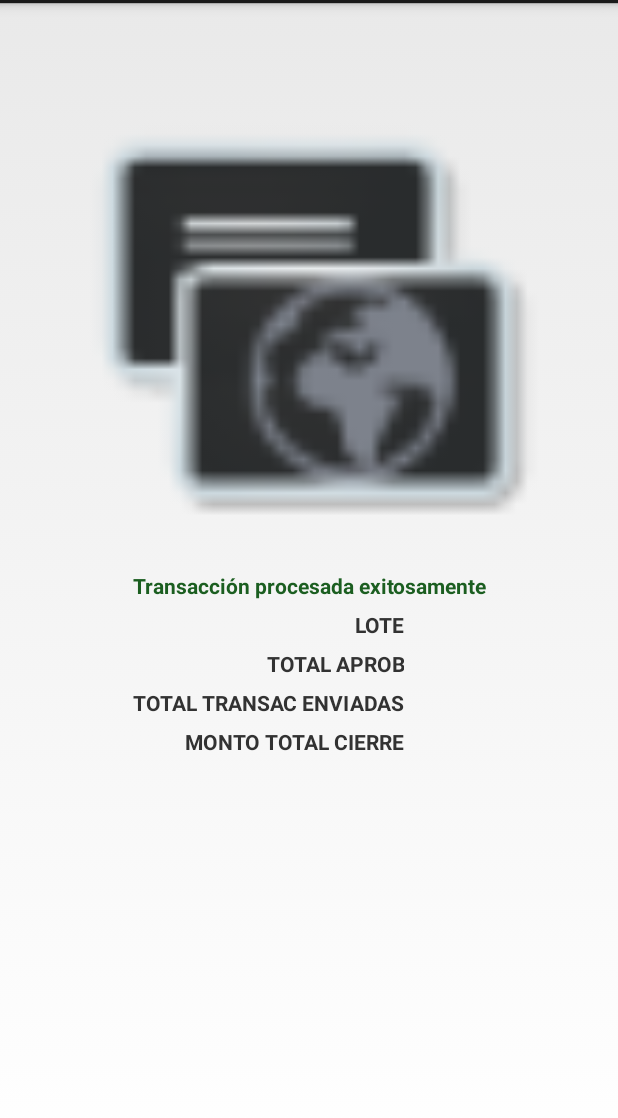
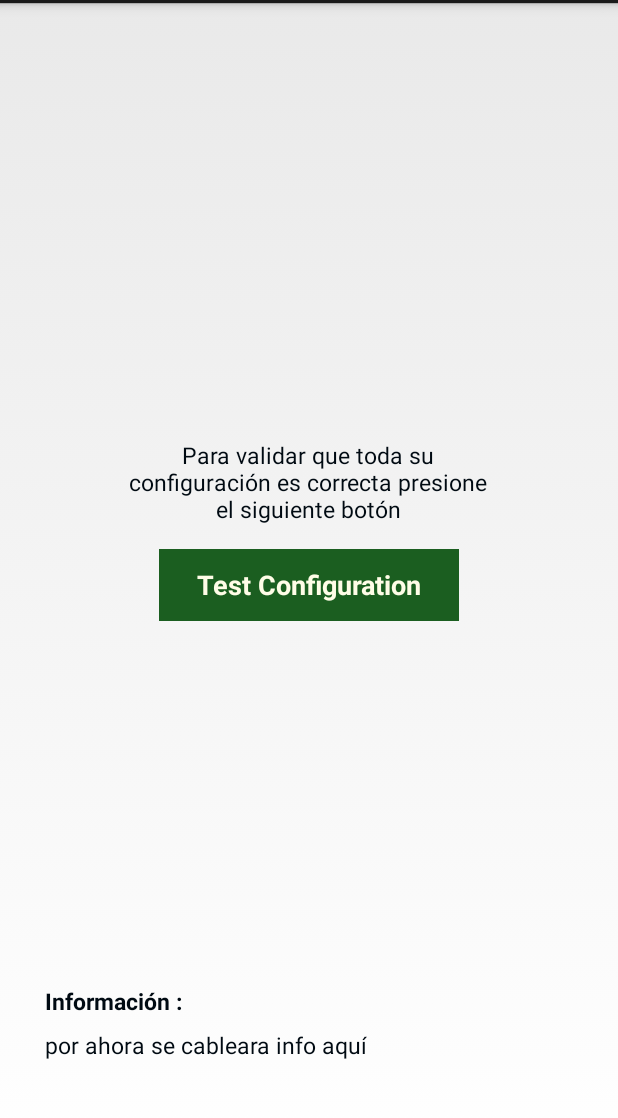
Before and after one commit to Alodiga123/TerminalPosMobile, an Android app: the layout activity_configuration_test.xml on its own in the app's theme, with its tools: preview values and no code run, on a phone screen of 412 x 824 dp, the part 69-1187 px from its top. Run offline under Robolectric (Android 15) with nearby library versions, the phone set to English and light mode, and no system bars.

Commit message:
Layout "activity_configuration_test"

```diff
--- a/app/src/main/res/layout/activity_configuration_test.xml
+++ b/app/src/main/res/layout/activity_configuration_test.xml
@@ -1,99 +1,50 @@
 <?xml version="1.0" encoding="utf-8"?>
-<LinearLayout xmlns:android="http://schemas.android.com/apk/res/android"
-    xmlns:tools="http://schemas.android.com/tools"
+<RelativeLayout xmlns:android="http://schemas.android.com/apk/res/android"
     android:orientation="vertical"
     android:layout_width="match_parent"
-    android:layout_height="match_parent"
-    tools:context=".ClosingInformation">
+    android:layout_height="match_parent">
 
-    <LinearLayout
-        android:layout_width="match_parent"
+
+    <TextView
+        style="@style/TextViewStyle"
+        android:id="@+id/textView2"
+        android:layout_above="@+id/btnConfigure"
+        android:layout_width="250dp"
         android:layout_height="wrap_content"
-        android:layout_weight=".6">
-        <ImageView
-            android:id="@+id/imageView2"
-            android:layout_width="match_parent"
-            android:layout_height="fill_parent"
-            android:layout_marginLeft="@dimen/activity_horizontal_margin"
-            android:layout_marginRight="@dimen/activity_horizontal_margin"
-            android:layout_marginTop="@dimen/activity_horizontal_margin"
+        android:text="Para validar que toda su configuración es correcta presione el siguiente botón"
+        android:layout_centerHorizontal="true"
+        android:layout_marginBottom="16dp"
+        android:gravity="center"
+        />
 
-            android:src="@drawable/topup"/>
-    </LinearLayout>
-
-    <TableLayout
+    <Button
+        style="@style/ButtonText"
+        android:id="@+id/btnConfigure"
+        android:text="@string/test_configuration"
+        android:layout_centerVertical="true"
+        android:layout_centerHorizontal="true"
+        android:onClick="sendClose"
+        />
+    <TextView
+        style="@style/TextViewStyleBold"
+        android:id="@+id/textView3"
         android:layout_width="wrap_content"
         android:layout_height="wrap_content"
-        android:layout_weight=".4"
-        android:layout_gravity="center"
-        android:gravity="center_horizontal">
+        android:text="Información :"
+        android:layout_marginBottom="100dp"
+        android:layout_alignParentBottom="true"
+        android:layout_marginLeft="30dp"
+        />
+    <TextView
+        style="@style/TextViewStyle"
+        android:id="@+id/textView1"
+        android:layout_width="260dp"
+        android:layout_height="wrap_content"
+        android:text="por ahora se cableara info aquí"
+        android:layout_alignTop="@+id/textView3"
+        android:layout_alignLeft="@+id/textView3"
+        android:layout_alignStart="@+id/textView3"
+        android:layout_marginTop="29dp"
+        />
 
-        <TextView
-            android:padding="3dip"
-            android:textStyle="bold"
-            android:textColor="@color/background_button_color"
-            android:text="Transacción procesada exitosamente"
-            android:gravity="center"/>
-        <TableRow>
-            <TextView
-                android:padding="3dip"
-                android:text="LOTE"
-                android:textStyle="bold"
-                android:gravity="right"/>
-            <TextView
-                android:padding="3dip"
-                android:id="@+id/txtLote"
-                />
-        </TableRow>
-
-        <TableRow>
-            <TextView
-                android:gravity="right"
-                android:padding="3dip"
-                android:textStyle="bold"
-                android:text="TOTAL APROB" />
-
-            <TextView
-                android:padding="3dip"
-                android:id="@+id/txtAprobado"
-                />
-        </TableRow>
-
-        <TableRow>
-            <TextView
-                android:gravity="right"
-                android:padding="3dip"
-                android:textStyle="bold"
-                android:text="TOTAL TRANSAC ENVIADAS" />
-            <TextView
-                android:padding="3dip"
-                android:id="@+id/txtTransaccionEnviada"/>
-        </TableRow>
-
-        <TableRow>
-            <TextView
-                android:gravity="right"
-                android:padding="3dip"
-                android:textStyle="bold"
-                android:text="MONTO TOTAL CIERRE" />
-
-            <TextView
-                android:padding="3dip"
-                android:id="@+id/txtMontoCierre"/>
-        </TableRow>
-
-        <TextView
-            android:padding="3dip"
-            android:gravity="center"
-            android:id="@+id/txtFecha"/>
-
-        <TextView
-            android:padding="3dip"
-            android:gravity="center"
-            android:id="@+id/txtHora"
-            />
-
-
-    </TableLayout>
-
-</LinearLayout>
+</RelativeLayout>
```
